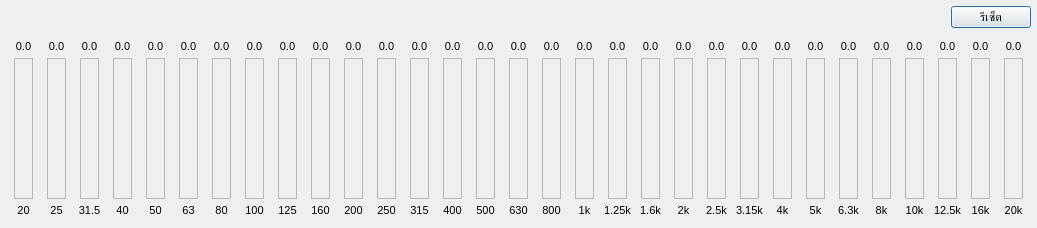
Before: the Qt Designer form FXDialog/EQ31BandDialog.ui in pie62/HandyKaraoke, drawn with Qt 5.
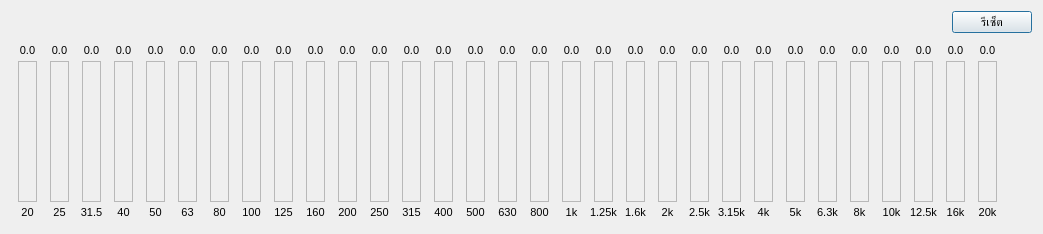
After: the same form once the commit is applied. Custom widgets are drawn as their Qt base class.

The edit to the form file:
```diff
--- a/FXDialog/EQ31BandDialog.ui
+++ b/FXDialog/EQ31BandDialog.ui
@@ -6,8 +6,8 @@
    <rect>
     <x>0</x>
     <y>0</y>
-    <width>1037</width>
-    <height>228</height>
+    <width>1043</width>
+    <height>234</height>
    </rect>
   </property>
   <property name="windowTitle">
@@ -17,18 +17,6 @@
    <locale language="English" country="UnitedStates"/>
   </property>
   <layout class="QVBoxLayout" name="verticalLayout">
-   <property name="leftMargin">
-    <number>6</number>
-   </property>
-   <property name="topMargin">
-    <number>6</number>
-   </property>
-   <property name="rightMargin">
-    <number>6</number>
-   </property>
-   <property name="bottomMargin">
-    <number>6</number>
-   </property>
    <item>
     <layout class="QHBoxLayout" name="horizontalLayout_7">
      <item>
```
